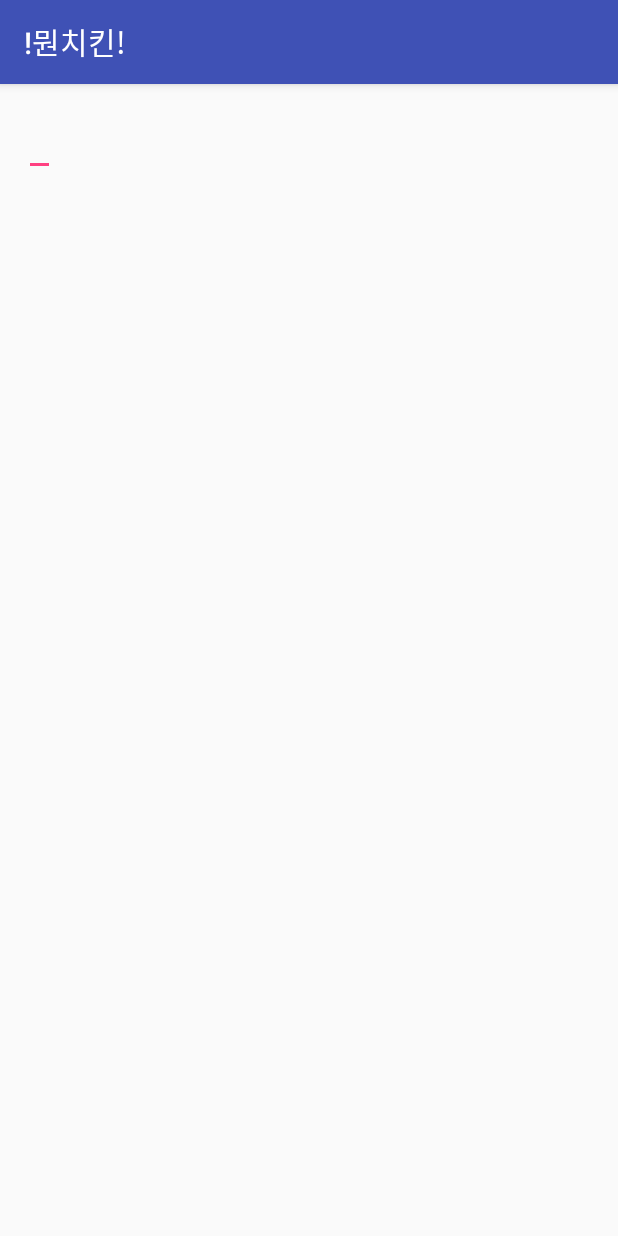
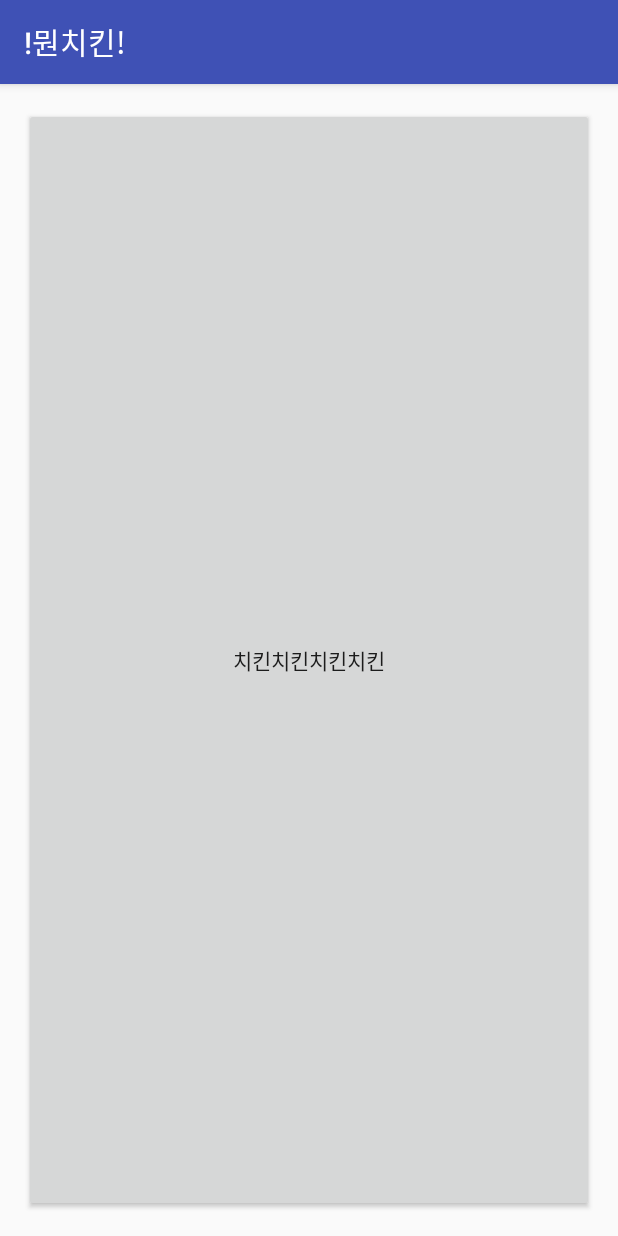
Before and after one commit to yujinyoung/randomgame, an Android app: the screen it shows after launch (MainActivity), on a phone screen of 412 x 824 dp. Run offline under Robolectric (Android 15) with nearby library versions, the phone set to English and light mode, and no system bars.

Commit message:
#4 add Button and onclickListener

```diff
--- a/app/src/main/java/kr/hs/emirim/dbwlsdud0407/monchicken/MainActivity.java
+++ b/app/src/main/java/kr/hs/emirim/dbwlsdud0407/monchicken/MainActivity.java
@@ -2,21 +2,21 @@ package kr.hs.emirim.dbwlsdud0407.monchicken;
 
 import android.support.v7.app.AppCompatActivity;
 import android.os.Bundle;
+import android.view.View;
+import android.widget.Button;
 import android.widget.EditText;
+import android.widget.Toast;
 
-public class MainActivity extends AppCompatActivity {
+public class MainActivity extends AppCompatActivity implements View.OnClickListener{
     EditText mName;
+    Button mButton;
     @Override
     protected void onCreate(Bundle savedInstanceState) {
-
-
-
-
         super.onCreate(savedInstanceState);
         setContentView(R.layout.activity_main);
-
         mName = (EditText)findViewById(R.id.name);
-
+        mButton=(Button)findViewById(R.id.btn_showmethechicken);
+        mButton.setOnClickListener(this);
 
     }
 
@@ -24,5 +24,16 @@ public class MainActivity extends AppCompatActivity {
     protected void onResume() {
         super.onResume();
         mName.setText("");
+
+    }
+
+    /**
+     * Called when a view has been clicked.
+     *
+     * @param v The view that was clicked.
+     */
+    @Override
+    public void onClick(View v) {
+        Toast.makeText(this, "맛있는 치킨", Toast.LENGTH_LONG).show();
     }
 }
--- a/app/src/main/res/layout/activity_main.xml
+++ b/app/src/main/res/layout/activity_main.xml
@@ -15,5 +15,13 @@
         android:layout_height="wrap_content"
         android:text="Hello World!" />
 
+    <Button
+        android:layout_width="match_parent"
+        android:layout_height="match_parent"
+        android:text="치킨치킨치킨치킨"
+        android:id="@+id/btn_showmethechicken"
+        android:layout_alignParentBottom="true"
+        android:layout_centerHorizontal="true" />
+
 
 </RelativeLayout>
```
